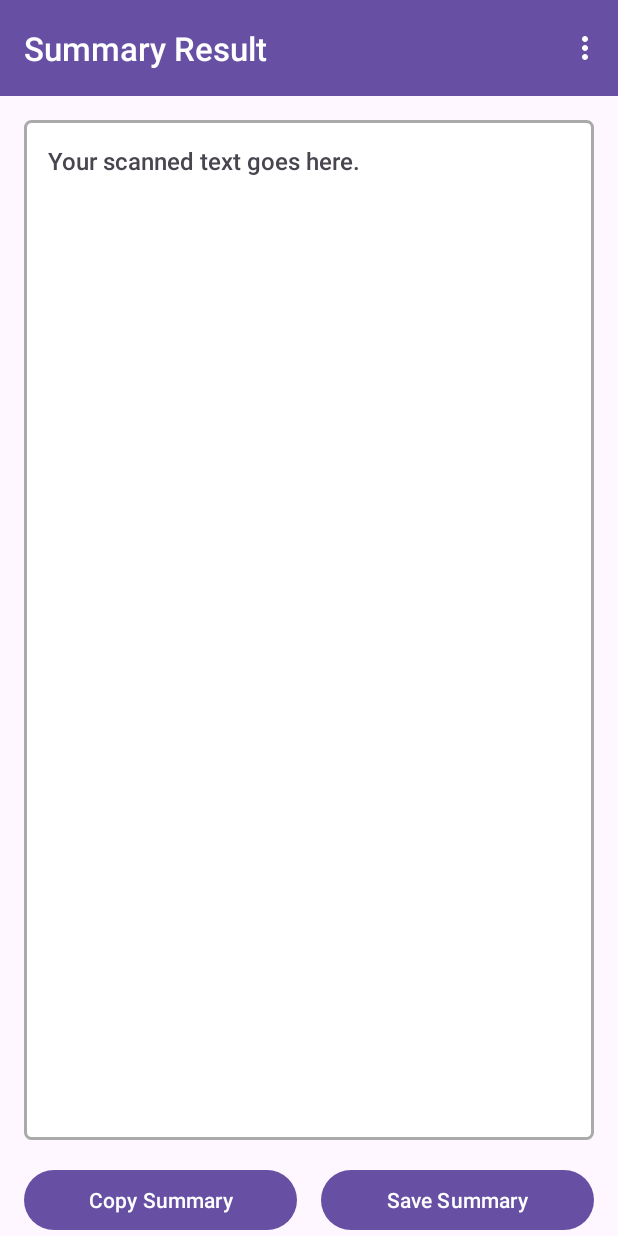
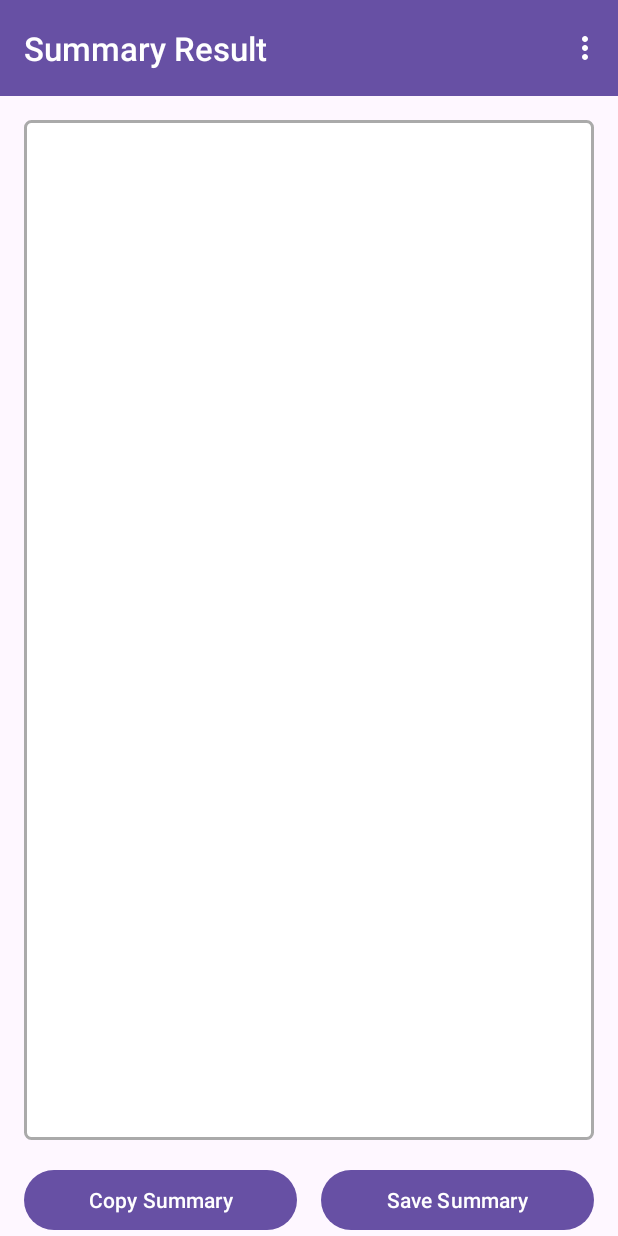
Before and after one commit to emilijus-sileikis/SummaText, an Android app: the screen it shows after launch (SummaryResultActivity), after a tap on "Scan Text", on a phone screen of 412 x 824 dp. Run offline under Robolectric (Android 15) with nearby library versions, the light colour scheme and no system bars; libraries missing offline, so code that uses them is left out: com.chaquo.python; 1 statement that could not run was skipped.

```diff
--- a/app/src/main/AndroidManifest.xml
+++ b/app/src/main/AndroidManifest.xml
@@ -1,6 +1,8 @@
 <?xml version="1.0" encoding="utf-8"?>
 <manifest xmlns:android="http://schemas.android.com/apk/res/android"
     xmlns:tools="http://schemas.android.com/tools">
+
+    <uses-permission android:name="android.permission.INTERNET" />
 
     <application
         android:allowBackup="true"
--- a/app/src/main/java/com/emilijus_si/summatext/ScanTextActivity.java
+++ b/app/src/main/java/com/emilijus_si/summatext/ScanTextActivity.java
@@ -43,8 +43,11 @@ public class ScanTextActivity extends AppCompatActivity {
         if (userInput == null || userInput.isEmpty()) {
             return "Input text is empty.";
         }
-        TextSummarizer summarizer = new TextSummarizer();
-        return summarizer.summarizeText(userInput, 3);
+        //TextSummarizer summarizer = new TextSummarizer(this);
+        //String summary = summarizer.summarize(userInput);
+        //summarizer.close();  // Make sure to close the summarizer to free resources
+        //return summary;
+        return "";
     }
 
     @Override
--- a/app/src/main/java/com/emilijus_si/summatext/TextSummarizer.java
+++ /dev/null
@@ -1,83 +0,0 @@
-package com.emilijus_si.summatext;
-
-import org.apache.lucene.analysis.Analyzer;
-import org.apache.lucene.analysis.TokenStream;
-import org.apache.lucene.analysis.core.WhitespaceAnalyzer;
-import org.apache.lucene.analysis.tokenattributes.CharTermAttribute;
-
-import java.io.IOException;
-import java.io.StringReader;
-import java.util.*;
-import java.util.stream.Collectors;
-
-public class TextSummarizer {
-    private Analyzer analyzer;
-
-    public TextSummarizer() {
-        this.analyzer = new WhitespaceAnalyzer();
-    }
-
-    public String summarizeText(String text, int summarySize) throws IOException {
-        List<String> sentences = splitIntoSentences(text);
-        Map<String, Integer> wordFrequencies = computeWordFrequencies(text);
-        Map<String, Integer> sentenceScores = scoreSentences(sentences, wordFrequencies);
-
-        return getTopSentences(sentences, sentenceScores, summarySize);
-    }
-
-    private List<String> splitIntoSentences(String text) {
-        return Arrays.asList(text.split("\\.\\s*"));
-    }
-
-    private Map<String, Integer> computeWordFrequencies(String text) throws IOException {
-        Map<String, Integer> wordFrequencies = new HashMap<>();
-        try (TokenStream tokenStream = analyzer.tokenStream(null, new StringReader(text))) {
-            CharTermAttribute charTermAttr = tokenStream.addAttribute(CharTermAttribute.class);
-            tokenStream.reset();
-            while (tokenStream.incrementToken()) {
-                String term = charTermAttr.toString().toLowerCase();
-                wordFrequencies.put(term, wordFrequencies.getOrDefault(term, 0) + 1);
-            }
-            tokenStream.end();
-        }
-        return wordFrequencies;
-    }
-
-    private Map<String, Integer> scoreSentences(List<String> sentences, Map<String, Integer> wordFrequencies) throws IOException {
-        Map<String, Integer> sentenceScores = new HashMap<>();
-        for (String sentence : sentences) {
-            int score = 0;
-            try (TokenStream tokenStream = analyzer.tokenStream(null, new StringReader(sentence))) {
-                CharTermAttribute charTermAttr = tokenStream.addAttribute(CharTermAttribute.class);
-                tokenStream.reset();
-                while (tokenStream.incrementToken()) {
-                    String term = charTermAttr.toString().toLowerCase();
-                    score += wordFrequencies.getOrDefault(term, 0);
-                }
-                tokenStream.end();
-            }
-            sentenceScores.put(sentence, score + calculatePositionScore(sentences, sentence));
-        }
-        return sentenceScores;
-    }
-
-    private int calculatePositionScore(List<String> sentences, String sentence) {
-        int index = sentences.indexOf(sentence);
-        int totalSentences = sentences.size();
-        if (index == 0 || index == totalSentences - 1) {
-            return 5;
-        }
-        if (index <= totalSentences * 0.2 || index >= totalSentences * 0.8) {
-            return 3;
-        }
-        return 1;
-    }
-
-    private String getTopSentences(List<String> sentences, Map<String, Integer> sentenceScores, int summarySize) {
-        return sentences.stream()
-                .sorted((s1, s2) -> sentenceScores.get(s2).compareTo(sentenceScores.get(s1)))
-                .distinct()
-                .limit(summarySize)
-                .collect(Collectors.joining(". ")) + ".";
-    }
-}
--- a/build.gradle
+++ b/build.gradle
@@ -1,4 +1,6 @@
 // Top-level build file where you can add configuration options common to all sub-projects/modules.
 plugins {
     alias(libs.plugins.android.application) apply false
+    //id 'com.google.gms.google-services' version '4.4.2' apply false
+    id 'com.chaquo.python' version '15.0.1' apply false
 }
```
Also changed, not shown: app/build.gradle (+27 -2 lines), app/src/main/java/com/emilijus_si/summatext/MainActivity.java (+7 -0 lines), app/src/main/java/com/emilijus_si/summatext/PasteTypeTextActivity.java (+19 -16 lines), app/src/main/res/layout/activity_paste_type_text.xml (+16 -1 lines), app/src/main/res/values/strings.xml (+1 -10 lines), 2 other files.
